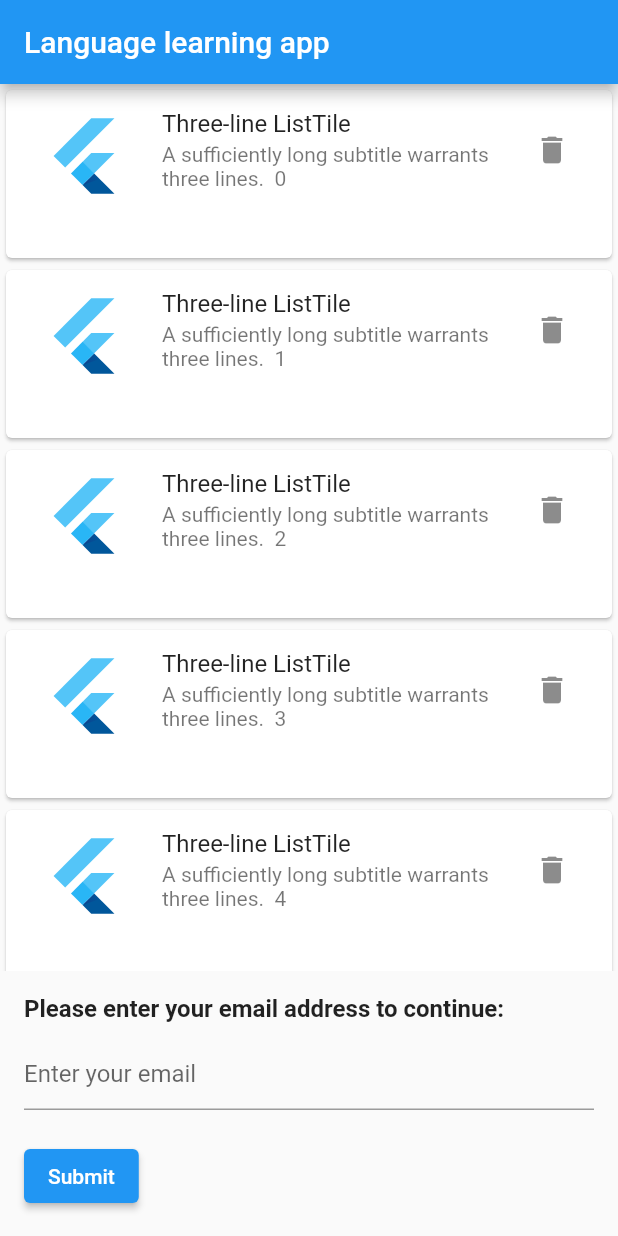
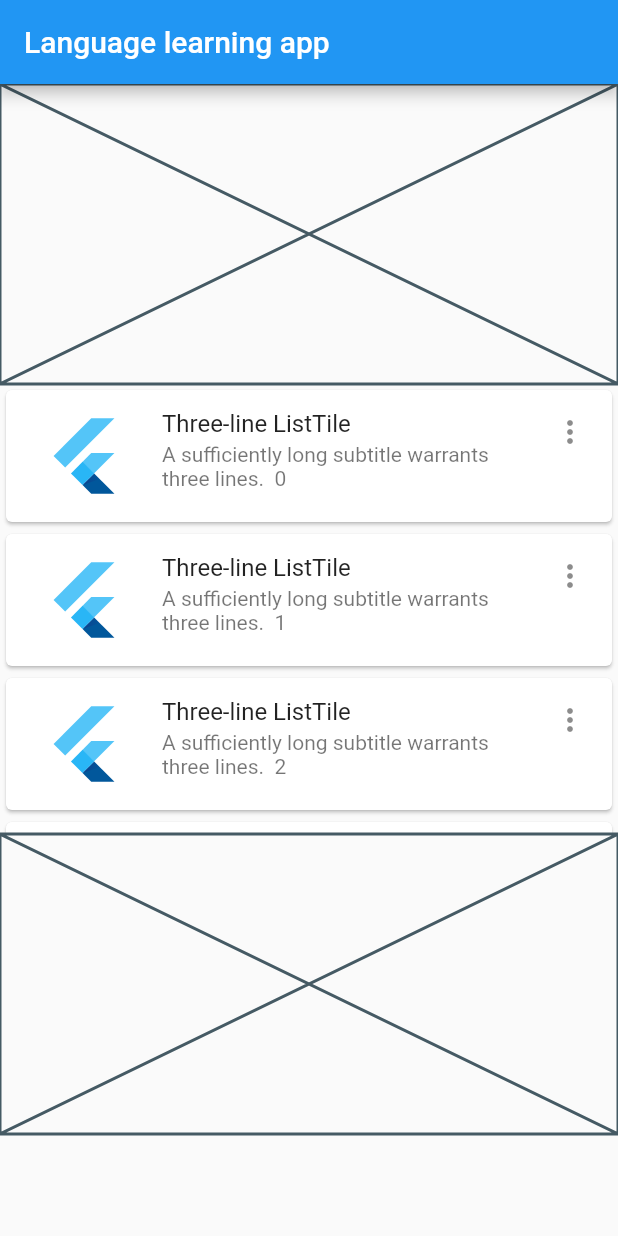
Before and after one commit to xide-projext/my_flutter1, a Flutter app: the screen it shows after launch, on a phone screen of 412 x 824 dp. Run offline on Flutter 3.47's test engine with Material 2 defaults, Android fonts, the phone set to English and light mode, and no system bars.

Commit message:
코드를 유지하라고 하고 개선안을 요구했을때

```diff
--- a/lib/main.dart
+++ b/lib/main.dart
@@ -25,128 +25,51 @@ void main() async {
   ));
 }
 
-/// 결과 페이지
-/// * [correctAnswers] 정답 개수
-/// * [totalQuestions] 총 문제 개수
-///
-/// 위 코드는 스크롤이 가능한 Column 위젯과, 그 안에 높이가 200인 빈 박스, 높이가 300인 스크롤 가능한 ListView.builder 위젯, 또 다시 높이가 200인 빈 박스로 구성되어 있습니다. 상단에는 앱바가 있으며, 두 번째 빈 박스 위에는 여러 개의 Card 위젯이 ListView.builder를 이용하여 리스트 형태로 출력됩니다. 리스트의 각 아이템은 ListTile 위젯으로 구성되며, FlutterLogo 위젯, Text 위젯, Icon 위젯으로 이루어져 있습니다. 리스트의 아이템을 탭하면 /second 경로로 이동합니다. 이렇게 스크롤이 가능한 Column 위젯과 ListView.builder
-
-class FirstScreen extends StatefulWidget {
-  const FirstScreen({Key? key}) : super(key: key);
-
-  @override
-  _FirstScreenState createState() => _FirstScreenState();
-}
-
-class _FirstScreenState extends State<FirstScreen> {
-  final _formKey = GlobalKey<FormState>();
-  final _emailController = TextEditingController();
-  final List<String> _items = List.generate(17, (index) => '$index');
-
-  @override
-  void dispose() {
-    _emailController.dispose();
-    super.dispose();
-  }
-
-  void _showSnackbar(BuildContext context, String message) {
-    final snackBar = SnackBar(content: Text(message));
-    ScaffoldMessenger.of(context).showSnackBar(snackBar);
-  }
-
-  void _onSubmit() {
-    if (_formKey.currentState!.validate()) {
-      Navigator.pushNamed(context, '/second');
-    } else {
-      _showSnackbar(context, 'Please enter a valid email address');
-    }
-  }
+class FirstScreen extends StatelessWidget {
+  const FirstScreen({Key? key});
 
   @override
   Widget build(BuildContext context) {
     return Scaffold(
-      appBar: AppBar(title: const Text("Language learning app")),
-      body: Column(
-        crossAxisAlignment: CrossAxisAlignment.stretch,
+      appBar: AppBar(
+        title: const Text("Language learning app"),
+      ),
+      body: SingleChildScrollView(
+        child: Column(
           children: [
-          Expanded(
-            child: FutureBuilder(
-              future: Future.delayed(Duration(seconds: 2)),
-              builder: (context, snapshot) {
-                if (snapshot.connectionState == ConnectionState.waiting) {
-                  return Center(child: CircularProgressIndicator());
-                }
-                return ListView.builder(
-                  itemCount: _items.length,
+            const Placeholder(
+              fallbackHeight: 200,
+            ),
+            SizedBox(
+              height: 300,
+              child: ListView.builder(
+                shrinkWrap: true,
+                physics: const NeverScrollableScrollPhysics(),
+                itemCount: 17,
                 itemBuilder: (BuildContext context, int index) {
-                    return SizedBox(
-                      height: 120,
+                  return GestureDetector(
+                    onTap: () {
+                      Navigator.pushNamed(context, '/second');
+                    },
                     child: Card(
                       child: ListTile(
                         leading: FlutterLogo(size: 72.0),
                         title: Text('Three-line ListTile'),
                         subtitle: Text(
-                              'A sufficiently long subtitle warrants three lines.  ${_items[index]}'),
-                          trailing: IconButton(
-                            icon: Icon(Icons.delete),
-                            onPressed: () {
-                              setState(() {
-                                _items.removeAt(index);
-                              });
-                              _showSnackbar(context, 'Item deleted');
-                            },
-                          ),
+                            'A sufficiently long subtitle warrants three lines.  $index'),
+                        trailing: const Icon(Icons.more_vert),
                         isThreeLine: true,
-                          onTap: () {
-                            Navigator.pushNamed(context, '/second');
-                          },
                       ),
                     ),
                   );
                 },
-                );
-              },
               ),
             ),
-          Padding(
-            padding: const EdgeInsets.all(16.0),
-            child: Column(
-              crossAxisAlignment: CrossAxisAlignment.start,
-              children: <Widget>[
-                Text(
-                  'Please enter your email address to continue:',
-                  style: TextStyle(fontSize: 16, fontWeight: FontWeight.bold),
-                ),
-                SizedBox(height: 10),
-                Form(
-                  key: _formKey,
-                  child: Column(
-                    crossAxisAlignment: CrossAxisAlignment.start,
-                    children: <Widget>[
-                      TextFormField(
-                        controller: _emailController,
-                        decoration: const InputDecoration(
-                          hintText: 'Enter your email',
-                        ),
-                        validator: (String? value) {
-                          if (value == null || value.isEmpty) {
-                            return 'Please enter your email address';
-                          }
-                          return null;
-                        },
-                      ),
-                      SizedBox(height: 20),
-                      ElevatedButton(
-                        onPressed: _onSubmit,
-                        child: const Text('Submit'),
+            const Placeholder(
+              fallbackHeight: 200,
             ),
           ],
         ),
-                ),
-              ],
-            ),
-          ),
-        ],
       ),
     );
   }
```
Lines whose indentation alone changed are shown as unchanged.
